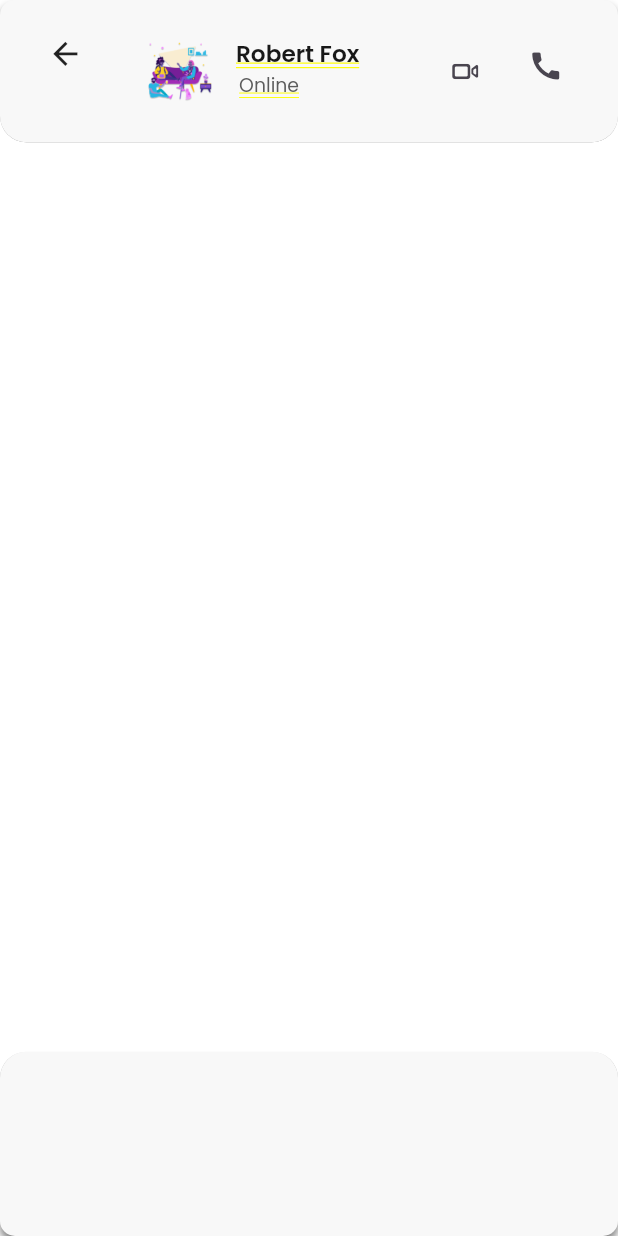
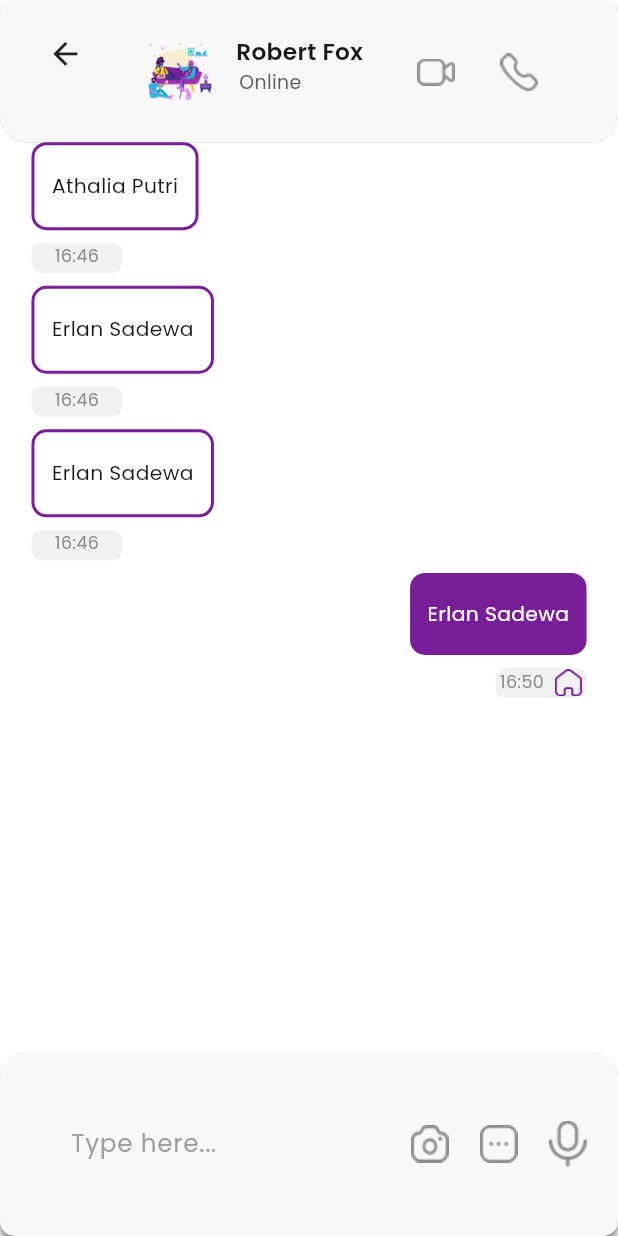
Before and after one commit to nhattruong02/MiniChatApp, a Flutter app: the screen it shows after launch, on a phone screen of 412 x 824 dp. Run offline on Flutter 3.47's test engine with Material 3 defaults, Android fonts, the phone set to English and light mode, and no system bars; our stand-ins replace firebase_core, flutter_screenutil, google_fonts; accounts and stored records are empty.

Commit message:
~ chat_screen

```diff
--- a/lib/ui/chat/chat_screen.dart
+++ b/lib/ui/chat/chat_screen.dart
@@ -1,4 +1,3 @@
-import 'package:flutter/cupertino.dart';
 import 'package:flutter/material.dart';
 import 'package:flutter_screenutil/flutter_screenutil.dart';
 import 'package:google_fonts/google_fonts.dart';
@@ -14,12 +13,31 @@ class ChatScreen extends StatefulWidget {
 }
 
 class _ChatScreenState extends State<ChatScreen> {
+  final List<Map<String, dynamic>> items = [
+    {
+      'title': 'Athalia Putri',
+      'id': '1',
+    },
+    {
+      'title': 'Erlan Sadewa',
+      'id': '1',
+    },
+    {
+      'title': 'Erlan Sadewa',
+      'id': '1',
+    },
+    {
+      'title': 'Erlan Sadewa',
+      'id': '2',
+    }
+  ];
+
   @override
   Widget build(BuildContext context) {
     return SafeArea(
-        child: Container(
-      color: Colors.white,
-      child: Column(
+        child: Scaffold(
+      backgroundColor: Colors.white,
+      body: Column(
           children: [_buildTopBar(), _buildListMessage(), _buildBottomBar()]),
     ));
   }
@@ -112,23 +130,154 @@ class _ChatScreenState extends State<ChatScreen> {
       padding: const EdgeInsets.only(right: 40).w,
       child: Row(
         children: [
-          SizedBox(
-              width: 25.w,
-              height: 18.h,
-              child: IconButton(
-                  onPressed: () {}, icon: Icon(CupertinoIcons.video_camera))),
-          23.horizontalSpace,
-          SizedBox(
-              width: 25.w,
-              height: 25.h,
-              child: IconButton(onPressed: () {}, icon: Icon(Icons.call))),
+          IconButton(
+              onPressed: () {},
+              icon: AssetImageLoader.loadAssetImage("video",
+                  fit: BoxFit.fill, height: 18, width: 25)),
+          7.horizontalSpace,
+          IconButton(
+              onPressed: () {},
+              icon: AssetImageLoader.loadAssetImage("call",
+                  fit: BoxFit.fill, height: 25, width: 25)),
         ],
       ),
     );
   }
 
   Widget _buildListMessage() {
-    return Expanded(child: Container());
+    return Expanded(
+      child: Container(
+        margin: const EdgeInsets.symmetric(horizontal: 20).w,
+        child: ListView.builder(
+          shrinkWrap: true,
+          itemCount: items.length,
+          itemBuilder: (context, index) {
+            if (items[index]["id"] == "1") {
+              return _buildLeftMessage(items[index]["title"]);
+            } else {
+              return _buildRightMessage(items[index]["title"]);
+            }
+          },
+        ),
+      ),
+    );
+  }
+
+  Widget _buildHorizontalLineAndLabel(String textTime) {
+    return Row(
+      children: [
+        const Expanded(
+          child: Divider(
+            indent: 42.0,
+            endIndent: 10.0,
+            thickness: 1,
+          ),
+        ),
+        Text(
+          textTime,
+          style: GoogleFonts.poppins(
+              color: AppColors.colorTextMessage,
+              fontSize: 14.sp,
+              fontWeight: FontWeight.w400),
+        ),
+        const Expanded(
+          child: Divider(
+            indent: 10.0,
+            endIndent: 42.0,
+            thickness: 1,
+          ),
+        ),
+      ],
+    );
+  }
+
+  Widget _buildLeftMessage(String message) {
+    return Align(
+      alignment: Alignment.centerLeft,
+      child: Column(
+        crossAxisAlignment: CrossAxisAlignment.start,
+        children: [
+          Container(
+            padding: const EdgeInsets.symmetric(horizontal: 11, vertical: 17).w,
+            decoration: BoxDecoration(
+              color: Colors.white,
+              border: Border.all(color: AppColors.colorButton, width: 2),
+              borderRadius: BorderRadius.circular(10),
+            ),
+            child: Text(
+              message,
+              style: GoogleFonts.poppins(
+                  color: AppColors.colorTextMessage,
+                  fontSize: 14.sp,
+                  fontWeight: FontWeight.w400),
+            ),
+          ),
+          Container(
+            width: 58.w,
+            height: 21.h,
+            margin: const EdgeInsets.symmetric(vertical: 8).w,
+            decoration: BoxDecoration(
+                color: AppColors.colorBGTimeMessage,
+                borderRadius: BorderRadius.circular(7)),
+            padding: const EdgeInsets.all(1).w,
+            child: Text(
+              "16:46",
+              style: GoogleFonts.poppins(
+                  color: AppColors.colorTextTime,
+                  fontSize: 12.sp,
+                  fontWeight: FontWeight.w400),
+              textAlign: TextAlign.center,
+            ),
+          )
+        ],
+      ),
+    );
+  }
+
+  Widget _buildRightMessage(String message) {
+    return Align(
+        alignment: Alignment.centerRight,
+        child: Column(
+          crossAxisAlignment: CrossAxisAlignment.end,
+          children: [
+            Container(
+                padding:
+                    const EdgeInsets.symmetric(horizontal: 11, vertical: 17).w,
+                decoration: BoxDecoration(
+                  color: AppColors.colorButton,
+                  borderRadius: BorderRadius.circular(10),
+                ),
+                child: Text(
+                  message,
+                  style: GoogleFonts.poppins(
+                      color: Colors.white,
+                      fontSize: 14.sp,
+                      fontWeight: FontWeight.w400),
+                )),
+            Container(
+              width: 58.w,
+              height: 21.h,
+              margin: const EdgeInsets.symmetric(vertical: 8).w,
+              decoration: BoxDecoration(
+                  color: AppColors.colorBGTimeMessage,
+                  borderRadius: BorderRadius.circular(7)),
+              padding: const EdgeInsets.all(1).w,
+              child: Center(
+                child: Row(mainAxisSize: MainAxisSize.min, children: [
+                  Text(
+                    "16:50",
+                    style: GoogleFonts.poppins(
+                        color: AppColors.colorTextTime,
+                        fontSize: 12.sp,
+                        fontWeight: FontWeight.w400),
+                  ),
+                  7.horizontalSpace,
+                  AssetImageLoader.loadAssetImage("home")
+                ]),
+              ),
+            )
+          ],
+        ));
   }
 
   Widget _buildBottomBar() {
@@ -145,12 +294,48 @@ class _ChatScreenState extends State<ChatScreen> {
             BoxShadow(
               color: Colors.black.withOpacity(0.5),
               blurRadius: 4,
-
               offset: const Offset(0, 4), // changes position of shadow
             ),
           ],
         ),
+        child: Row(children: [_buildTextField(), _buildRowIconBottom()]),
       ),
     );
   }
+
+  Widget _buildTextField() {
+    return Flexible(
+      child: Container(
+        margin: const EdgeInsets.symmetric(horizontal: 45).w,
+        child: TextField(
+          textAlign: TextAlign.start,
+          decoration: InputDecoration(
+            hintText: "Type here...",
+            border: InputBorder.none,
+            contentPadding: const EdgeInsets.symmetric(vertical: 4).w,
+            hintStyle: GoogleFonts.poppins(
+                color: Colors.grey,
+                fontSize: 17.sp,
+                fontWeight: FontWeight.w400),
+          ),
+        ),
+      ),
+    );
+  }
+
+  Widget _buildRowIconBottom() {
+    return Row(
+      children: [
+        AssetImageLoader.loadAssetImage("camera",
+            width: 25, height: 25, fit: BoxFit.fill),
+        20.horizontalSpace,
+        AssetImageLoader.loadAssetImage("more",
+            width: 25, height: 25, fit: BoxFit.fill),
+        20.horizontalSpace,
+        AssetImageLoader.loadAssetImage("voice",
+            width: 25, height: 31, fit: BoxFit.fill),
+        20.horizontalSpace,
+      ],
+    );
+  }
 }
--- a/lib/utils/colors.dart
+++ b/lib/utils/colors.dart
@@ -11,4 +11,7 @@ class AppColors {
   static const Color colorTextNameChat = Color(0xFF181818);
   static const Color colorTextChat = Color(0xFF5C5C5C);
   static const Color colorNumberMessage = Color(0xFFF5EDED);
+  static const Color colorTextMessage = Color(0xFF171717);
+  static const Color colorBGTimeMessage = Color(0xFFF1F1F1);
+  static const Color colorTextTime = Color(0xFF8C8C8C);
 }
```
Also changed, not shown: assets/images/call.png (added), assets/images/camera.png (added), assets/images/more.png (added), assets/images/video.png (added), assets/images/voice.png (added).
